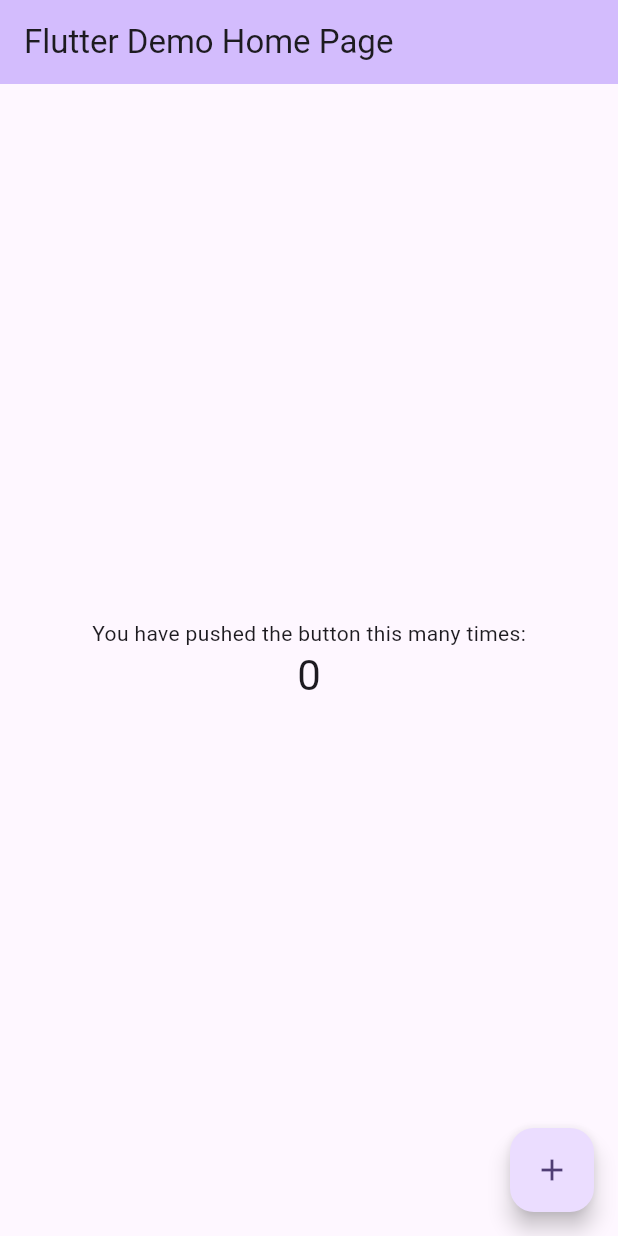
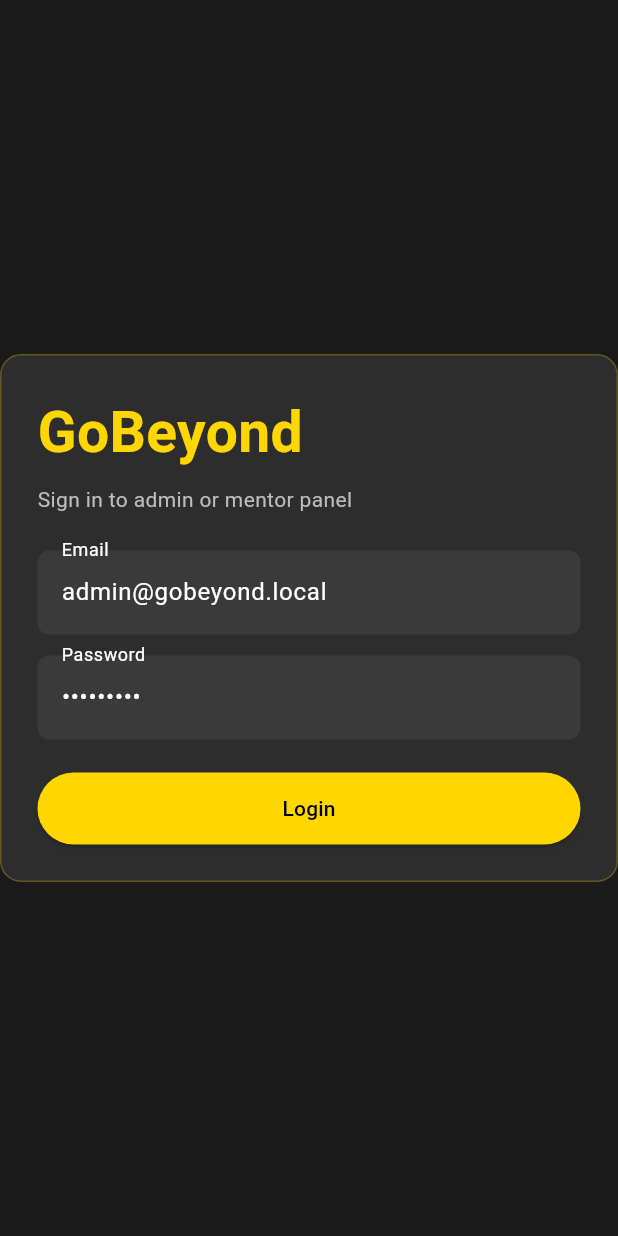
Before and after one commit to Mirzzo/GoBeyond, a Flutter app: the screen it shows after launch, on a phone screen of 412 x 824 dp. Run offline on Flutter 3.47's test engine with Material 3 defaults, Android fonts, the phone set to English and light mode, and no system bars; our stand-ins replace dio, flutter_bloc, flutter_secure_storage; accounts and stored records are empty.

Commit message:
feat: port authentication flow to flutter desktop

```diff
--- /dev/null
+++ b/gobeyond_desktop/lib/core/models/app_role.dart
@@ -0,0 +1,22 @@
+enum AppRole { admin, mentor, client }
+
+extension AppRoleParser on AppRole {
+  static AppRole fromJsonValue(dynamic value) {
+    if (value is int) {
+      return switch (value) {
+        1 => AppRole.admin,
+        2 => AppRole.mentor,
+        3 => AppRole.client,
+        _ => AppRole.client,
+      };
+    }
+
+    final normalized = value?.toString().toLowerCase() ?? '';
+    return switch (normalized) {
+      'admin' => AppRole.admin,
+      'mentor' => AppRole.mentor,
+      'client' => AppRole.client,
+      _ => AppRole.client,
+    };
+  }
+}
--- /dev/null
+++ b/gobeyond_desktop/lib/core/models/auth_user.dart
@@ -0,0 +1,33 @@
+import 'app_role.dart';
+
+class AuthUser {
+  const AuthUser({
+    required this.id,
+    required this.name,
+    required this.email,
+    required this.role,
+  });
+
+  final int id;
+  final String name;
+  final String email;
+  final AppRole role;
+
+  factory AuthUser.fromJson(Map<String, dynamic> json) {
+    return AuthUser(
+      id: json['id'] as int,
+      name: json['name'] as String,
+      email: json['email'] as String,
+      role: AppRoleParser.fromJsonValue(json['role']),
+    );
+  }
+
+  Map<String, dynamic> toJson() {
+    return {
+      'id': id,
+      'name': name,
+      'email': email,
+      'role': role.name,
+    };
+  }
+}
--- /dev/null
+++ b/gobeyond_desktop/lib/core/network/api_client.dart
@@ -0,0 +1,15 @@
+import 'package:dio/dio.dart';
+
+class ApiClient {
+  ApiClient()
+      : dio = Dio(
+          BaseOptions(
+            baseUrl: 'http://localhost:5000',
+            connectTimeout: const Duration(seconds: 30),
+            receiveTimeout: const Duration(seconds: 30),
+            headers: {'Content-Type': 'application/json'},
+          ),
+        );
+
+  final Dio dio;
+}
--- /dev/null
+++ b/gobeyond_desktop/lib/core/services/auth_api_service.dart
@@ -0,0 +1,25 @@
+import '../models/auth_response.dart';
+import '../network/api_client.dart';
+
+class AuthApiService {
+  AuthApiService(this._client);
+
+  final ApiClient _client;
+
+  Future<AuthResponse> login({required String email, required String password}) async {
+    final response = await _client.dio.post<Map<String, dynamic>>(
+      '/api/auth/login',
+      data: {
+        'email': email,
+        'password': password,
+      },
+    );
+
+    final payload = response.data;
+    if (payload == null) {
+      throw Exception('Empty login response from server.');
+    }
+
+    return AuthResponse.fromJson(payload);
+  }
+}
--- /dev/null
+++ b/gobeyond_desktop/lib/core/session/session_controller.dart
@@ -0,0 +1,110 @@
+import 'dart:convert';
+import 'dart:io';
+
+import 'package:flutter/foundation.dart';
+
+import '../models/auth_user.dart';
+import '../network/api_client.dart';
+import '../services/auth_api_service.dart';
+
+class SessionController extends ChangeNotifier {
+  SessionController()
+      : _authApiService = AuthApiService(ApiClient());
+
+  static const _tokenKey = 'gb_access_token';
+  static const _userKey = 'gb_user';
+  static const _sessionFileName = '.gobeyond_desktop_session.json';
+
+  final AuthApiService _authApiService;
+
+  String? _accessToken;
+  AuthUser? _user;
+  bool _isBusy = false;
+  bool _isHydrated = false;
+  String? _errorMessage;
+
+  String? get accessToken => _accessToken;
+  AuthUser? get user => _user;
+  bool get isAuthenticated => _accessToken != null && _user != null;
+  bool get isBusy => _isBusy;
+  bool get isHydrated => _isHydrated;
+  String? get errorMessage => _errorMessage;
+
+  Future<void> hydrate() async {
+    final file = await _sessionFile();
+    if (await file.exists()) {
+      final rawContent = await file.readAsString();
+      if (rawContent.isNotEmpty) {
+        final payload = jsonDecode(rawContent) as Map<String, dynamic>;
+        _accessToken = payload[_tokenKey] as String?;
+
+        final rawUser = payload[_userKey];
+        if (rawUser is Map<String, dynamic>) {
+          _user = AuthUser.fromJson(rawUser);
+        }
+      }
+    }
+
+    _isHydrated = true;
+    notifyListeners();
+  }
+
+  Future<bool> login({required String email, required String password}) async {
+    _setBusy(true);
+    _errorMessage = null;
+
+    try {
+      final authResponse = await _authApiService.login(email: email, password: password);
+      _accessToken = authResponse.accessToken;
+      _user = authResponse.user;
+
+      final file = await _sessionFile();
+      final payload = {
+        _tokenKey: authResponse.accessToken,
+        _userKey: authResponse.user.toJson(),
+      };
+      await file.writeAsString(jsonEncode(payload), flush: true);
+
+      notifyListeners();
+      return true;
+    } catch (_) {
+      _errorMessage = 'Login failed.';
+      notifyListeners();
+      return false;
+    } finally {
+      _setBusy(false);
+    }
+  }
+
+  Future<void> logout() async {
+    _accessToken = null;
+    _user = null;
+
+    final file = await _sessionFile();
+    if (await file.exists()) {
+      await file.delete();
+    }
+
+    notifyListeners();
+  }
+
+  void clearError() {
+    _errorMessage = null;
+    notifyListeners();
+  }
+
+  void _setBusy(bool value) {
+    _isBusy = value;
+    notifyListeners();
+  }
+
+  Future<File> _sessionFile() async {
+    final appDataPath = Platform.environment['APPDATA'] ?? Directory.current.path;
+    final directory = Directory(appDataPath);
+    if (!await directory.exists()) {
+      await directory.create(recursive: true);
+    }
+
+    return File('${directory.path}\\$_sessionFileName');
+  }
+}
--- /dev/null
+++ b/gobeyond_desktop/lib/core/theme/app_theme.dart
@@ -0,0 +1,26 @@
+import 'package:flutter/material.dart';
+
+class AppTheme {
+  static const backgroundColor = Color(0xFF1A1A1A);
+  static const cardColor = Color(0xFF2D2D2D);
+  static const inputColor = Color(0xFF3A3A3A);
+  static const accentColor = Color(0xFFFFD700);
+
+  static ThemeData get dark => ThemeData(
+        useMaterial3: true,
+        scaffoldBackgroundColor: backgroundColor,
+        colorScheme: const ColorScheme.dark(
+          primary: accentColor,
+          secondary: accentColor,
+          surface: cardColor,
+        ),
+        inputDecorationTheme: InputDecorationTheme(
+          filled: true,
+          fillColor: inputColor,
+          border: OutlineInputBorder(
+            borderRadius: BorderRadius.circular(8),
+            borderSide: BorderSide.none,
+          ),
+        ),
+      );
+}
--- a/gobeyond_desktop/lib/main.dart
+++ b/gobeyond_desktop/lib/main.dart
@@ -1,122 +1,65 @@
 import 'package:flutter/material.dart';
+import 'package:provider/provider.dart';
+
+import 'core/session/session_controller.dart';
+import 'core/theme/app_theme.dart';
+import 'presentation/screens/desktop_home_screen.dart';
+import 'presentation/screens/login_screen.dart';
 
 void main() {
-  runApp(const MyApp());
+  runApp(
+    ChangeNotifierProvider(
+      create: (_) => SessionController(),
+      child: const GoBeyondDesktopApp(),
+    ),
+  );
 }
 
-class MyApp extends StatelessWidget {
-  const MyApp({super.key});
+class GoBeyondDesktopApp extends StatelessWidget {
+  const GoBeyondDesktopApp({super.key});
 
-  // This widget is the root of your application.
   @override
   Widget build(BuildContext context) {
     return MaterialApp(
-      title: 'Flutter Demo',
-      theme: ThemeData(
-        // This is the theme of your application.
-        //
-        // TRY THIS: Try running your application with "flutter run". You'll see
-        // the application has a purple toolbar. Then, without quitting the app,
-        // try changing the seedColor in the colorScheme below to Colors.green
-        // and then invoke "hot reload" (save your changes or press the "hot
-        // reload" button in a Flutter-supported IDE, or press "r" if you used
-        // the command line to start the app).
-        //
-        // Notice that the counter didn't reset back to zero; the application
-        // state is not lost during the reload. To reset the state, use hot
-        // restart instead.
-        //
-        // This works for code too, not just values: Most code changes can be
-        // tested with just a hot reload.
-        colorScheme: .fromSeed(seedColor: Colors.deepPurple),
-      ),
-      home: const MyHomePage(title: 'Flutter Demo Home Page'),
+      title: 'GoBeyond Desktop',
+      debugShowCheckedModeBanner: false,
+      theme: AppTheme.dark,
+      home: const AppBootstrap(),
     );
   }
 }
 
-class MyHomePage extends StatefulWidget {
-  const MyHomePage({super.key, required this.title});
-
-  // This widget is the home page of your application. It is stateful, meaning
-  // that it has a State object (defined below) that contains fields that affect
-  // how it looks.
-
-  // This class is the configuration for the state. It holds the values (in this
-  // case the title) provided by the parent (in this case the App widget) and
-  // used by the build method of the State. Fields in a Widget subclass are
-  // always marked "final".
-
-  final String title;
+class AppBootstrap extends StatefulWidget {
+  const AppBootstrap({super.key});
 
   @override
-  State<MyHomePage> createState() => _MyHomePageState();
+  State<AppBootstrap> createState() => _AppBootstrapState();
 }
 
-class _MyHomePageState extends State<MyHomePage> {
-  int _counter = 0;
+class _AppBootstrapState extends State<AppBootstrap> {
+  late final SessionController _sessionController;
 
-  void _incrementCounter() {
-    setState(() {
-      // This call to setState tells the Flutter framework that something has
-      // changed in this State, which causes it to rerun the build method below
-      // so that the display can reflect the updated values. If we changed
-      // _counter without calling setState(), then the build method would not be
-      // called again, and so nothing would appear to happen.
-      _counter++;
-    });
+  @override
+  void initState() {
+    super.initState();
+    _sessionController = context.read<SessionController>();
+    _sessionController.hydrate();
   }
 
   @override
   Widget build(BuildContext context) {
-    // This method is rerun every time setState is called, for instance as done
-    // by the _incrementCounter method above.
-    //
-    // The Flutter framework has been optimized to make rerunning build methods
-    // fast, so that you can just rebuild anything that needs updating rather
-    // than having to individually change instances of widgets.
-    return Scaffold(
-      appBar: AppBar(
-        // TRY THIS: Try changing the color here to a specific color (to
-        // Colors.amber, perhaps?) and trigger a hot reload to see the AppBar
-        // change color while the other colors stay the same.
-        backgroundColor: Theme.of(context).colorScheme.inversePrimary,
-        // Here we take the value from the MyHomePage object that was created by
-        // the App.build method, and use it to set our appbar title.
-        title: Text(widget.title),
-      ),
-      body: Center(
-        // Center is a layout widget. It takes a single child and positions it
-        // in the middle of the parent.
-        child: Column(
-          // Column is also a layout widget. It takes a list of children and
-          // arranges them vertically. By default, it sizes itself to fit its
-          // children horizontally, and tries to be as tall as its parent.
-          //
-          // Column has various properties to control how it sizes itself and
-          // how it positions its children. Here we use mainAxisAlignment to
-          // center the children vertically; the main axis here is the vertical
-          // axis because Columns are vertical (the cross axis would be
-          // horizontal).
-          //
-          // TRY THIS: Invoke "debug painting" (choose the "Toggle Debug Paint"
-          // action in the IDE, or press "p" in the console), to see the
-          // wireframe for each widget.
-          mainAxisAlignment: .center,
-          children: [
-            const Text('You have pushed the button this many times:'),
-            Text(
-              '$_counter',
-              style: Theme.of(context).textTheme.headlineMedium,
-            ),
-          ],
-        ),
-      ),
-      floatingActionButton: FloatingActionButton(
-        onPressed: _incrementCounter,
-        tooltip: 'Increment',
-        child: const Icon(Icons.add),
-      ),
-    );
+    final session = context.watch<SessionController>();
+
+    if (!session.isHydrated) {
+      return const Scaffold(
+        body: Center(child: CircularProgressIndicator()),
+      );
+    }
+
+    if (session.isAuthenticated) {
+      return const DesktopHomeScreen();
+    }
+
+    return const LoginScreen();
   }
 }
--- /dev/null
+++ b/gobeyond_desktop/lib/presentation/screens/login_screen.dart
@@ -0,0 +1,116 @@
+import 'package:flutter/material.dart';
+import 'package:provider/provider.dart';
+
+import '../../core/session/session_controller.dart';
+
+class LoginScreen extends StatefulWidget {
+  const LoginScreen({super.key});
+
+  @override
+  State<LoginScreen> createState() => _LoginScreenState();
+}
+
+class _LoginScreenState extends State<LoginScreen> {
+  final _emailController = TextEditingController(text: 'admin@gobeyond.local');
+  final _passwordController = TextEditingController(text: 'Admin123!');
+  final _formKey = GlobalKey<FormState>();
+
+  @override
+  void dispose() {
+    _emailController.dispose();
+    _passwordController.dispose();
+    super.dispose();
+  }
+
+  Future<void> _submit() async {
+    if (!_formKey.currentState!.validate()) {
+      return;
+    }
+
+    final controller = context.read<SessionController>();
+    await controller.login(
+      email: _emailController.text.trim(),
+      password: _passwordController.text,
+    );
+  }
+
+  @override
+  Widget build(BuildContext context) {
+    final session = context.watch<SessionController>();
+
+    return Scaffold(
+      body: Center(
+        child: Container(
+          width: 420,
+          padding: const EdgeInsets.all(24),
+          decoration: BoxDecoration(
+            color: const Color(0xFF2D2D2D),
+            borderRadius: BorderRadius.circular(14),
+            border: Border.all(color: const Color(0x40FFD700)),
+          ),
+          child: Form(
+            key: _formKey,
+            child: Column(
+              mainAxisSize: MainAxisSize.min,
+              crossAxisAlignment: CrossAxisAlignment.start,
+              children: [
+                const Text(
+                  'GoBeyond',
+                  style: TextStyle(
+                    fontSize: 38,
+                    fontWeight: FontWeight.w700,
+                    color: Color(0xFFFFD700),
+                  ),
+                ),
+                const SizedBox(height: 8),
+                const Text(
+                  'Sign in to admin or mentor panel',
+                  style: TextStyle(color: Color(0xFFBDBDBD)),
+                ),
+                const SizedBox(height: 24),
+                TextFormField(
+                  controller: _emailController,
+                  decoration: const InputDecoration(labelText: 'Email'),
+                  validator: (value) => (value == null || value.isEmpty) ? 'Email is required.' : null,
+                ),
+                const SizedBox(height: 14),
+                TextFormField(
+                  controller: _passwordController,
+                  obscureText: true,
+                  decoration: const InputDecoration(labelText: 'Password'),
+                  validator: (value) => (value == null || value.isEmpty) ? 'Password is required.' : null,
+                ),
+                if (session.errorMessage != null) ...[
+                  const SizedBox(height: 12),
+                  Text(
+                    session.errorMessage!,
+                    style: const TextStyle(color: Colors.redAccent),
+                  ),
+                ],
+                const SizedBox(height: 22),
+                SizedBox(
+                  width: double.infinity,
+                  child: ElevatedButton(
+                    onPressed: session.isBusy ? null : _submit,
+                    style: ElevatedButton.styleFrom(
+                      backgroundColor: const Color(0xFFFFD700),
+                      foregroundColor: Colors.black,
+                      padding: const EdgeInsets.symmetric(vertical: 14),
+                    ),
+                    child: session.isBusy
+                        ? const SizedBox(
+                            width: 18,
+                            height: 18,
+                            child: CircularProgressIndicator(strokeWidth: 2),
+                          )
+                        : const Text('Login'),
+                  ),
+                ),
+              ],
+            ),
+          ),
+        ),
+      ),
+    );
+  }
+}
```
Also changed, not shown: gobeyond_desktop/lib/core/models/auth_response.dart (added, +21 -0 lines), gobeyond_desktop/lib/presentation/screens/desktop_home_screen.dart (added, +31 -0 lines), gobeyond_desktop/pubspec.yaml (+4 -71 lines), gobeyond_desktop/pubspec.lock, 1 other file.
